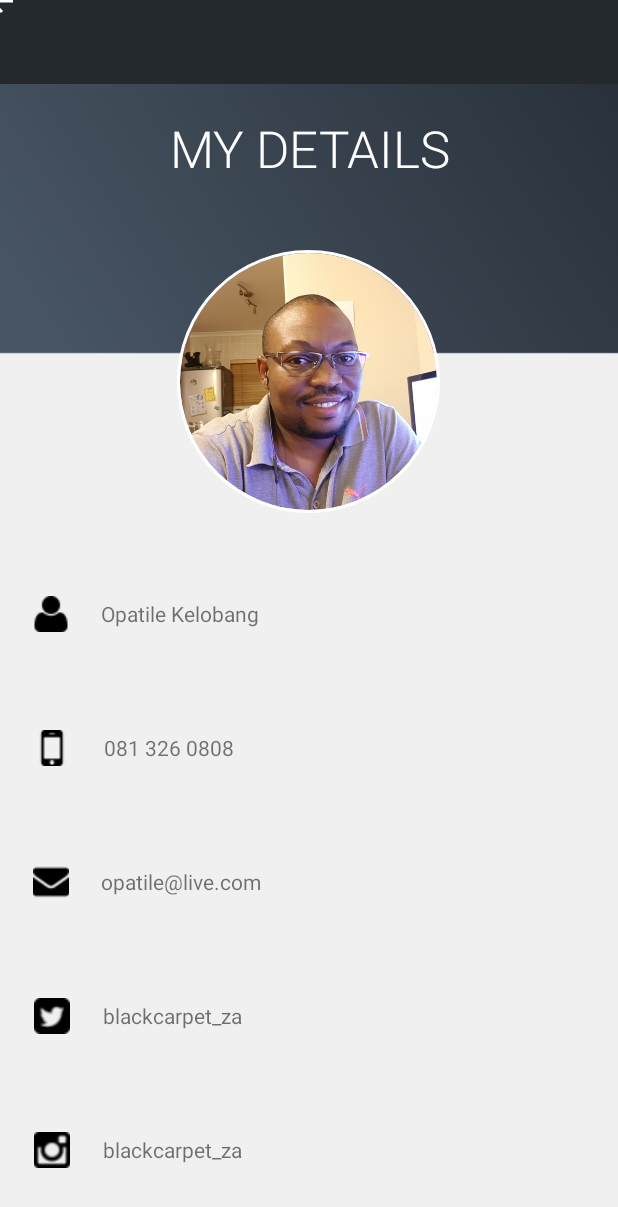
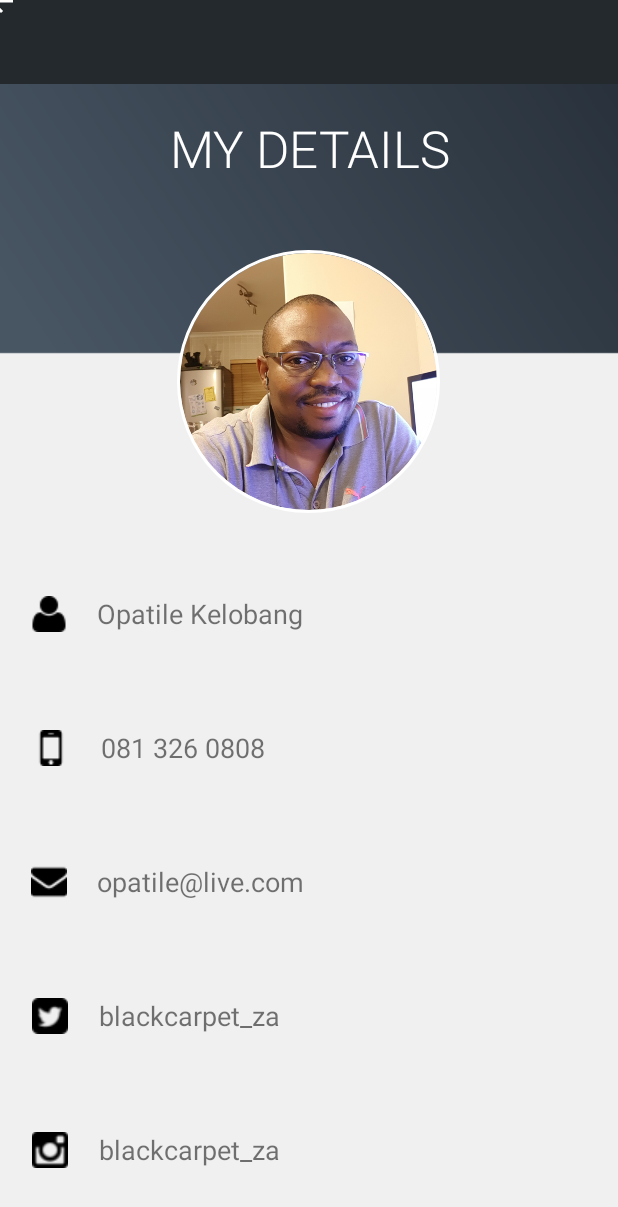
Before and after one commit to OpatileKelobang/MyCodeSpace, an Android app: the DevProfile screen opened directly, with no data from a screen before it, on a phone screen of 412 x 824 dp. Shown: the top 1207 px of the screen. Run offline under Robolectric (Android 15) with nearby library versions, the phone set to English and light mode, and no system bars; our stand-ins replace CircleImageView.

Commit message:
Calculation UI Start - Revert Here if shit goes bad

```diff
--- a/app/src/main/res/layout/activity_about_me.xml
+++ b/app/src/main/res/layout/activity_about_me.xml
@@ -157,13 +157,13 @@
                 android:text="@string/sign_off"
                 android:textSize="18sp" />
 
-            <TextView
+            <!--<TextView
                 android:id="@+id/image_desc"
                 android:layout_width="match_parent"
                 android:layout_height="wrap_content"
                 android:layout_marginTop="0dp"
                 android:text="@string/last_bit"
-                android:textSize="18sp" />
+                android:textSize="18sp" />-->
 
         </LinearLayout>
 
--- a/app/src/main/res/layout/activity_dev_profile.xml
+++ b/app/src/main/res/layout/activity_dev_profile.xml
@@ -107,6 +107,7 @@
             android:layout_height="wrap_content"
             android:layout_gravity="center"
             android:layout_weight="10"
+            android:textSize="18sp"
             android:text="@string/dev_name" />
     </LinearLayout>
 
@@ -138,6 +139,7 @@
             android:layout_height="wrap_content"
             android:layout_gravity="center"
             android:layout_weight="10"
+            android:textSize="18sp"
             android:text="@string/dev_contact" />
     </LinearLayout>
 
@@ -169,6 +171,7 @@
             android:layout_height="wrap_content"
             android:layout_gravity="center"
             android:layout_weight="10"
+            android:textSize="18sp"
             android:text="@string/dev_email" />
     </LinearLayout>
 
@@ -200,6 +203,7 @@
             android:layout_height="wrap_content"
             android:layout_gravity="center"
             android:layout_weight="10"
+            android:textSize="18sp"
             android:text="@string/dev_twitter" />
     </LinearLayout>
 
@@ -231,6 +235,7 @@
             android:layout_height="wrap_content"
             android:layout_gravity="center"
             android:layout_weight="10"
+            android:textSize="18sp"
             android:text="@string/dev_instagram" />
     </LinearLayout>
 
```
